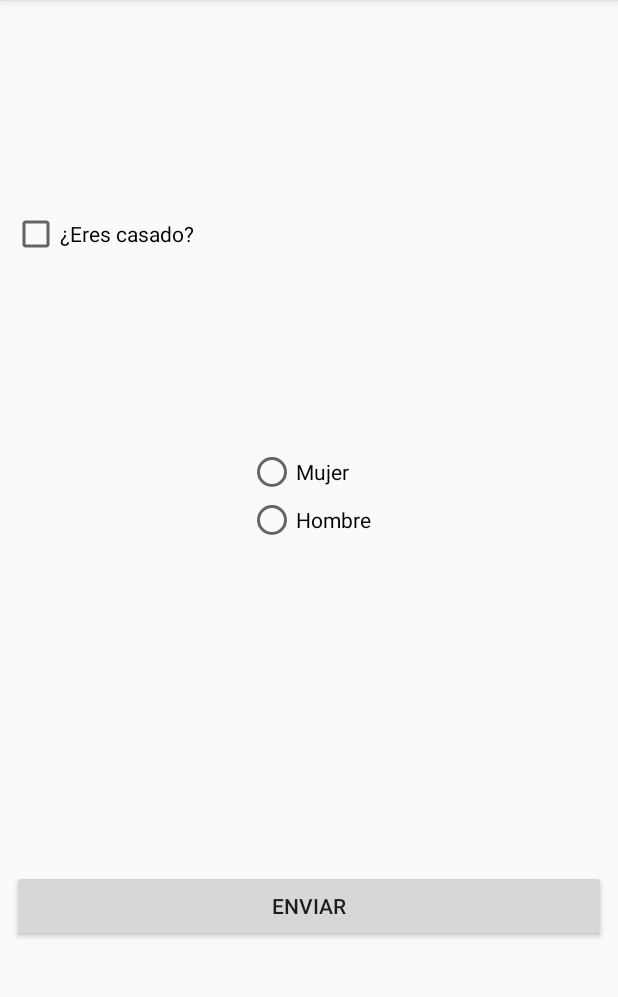
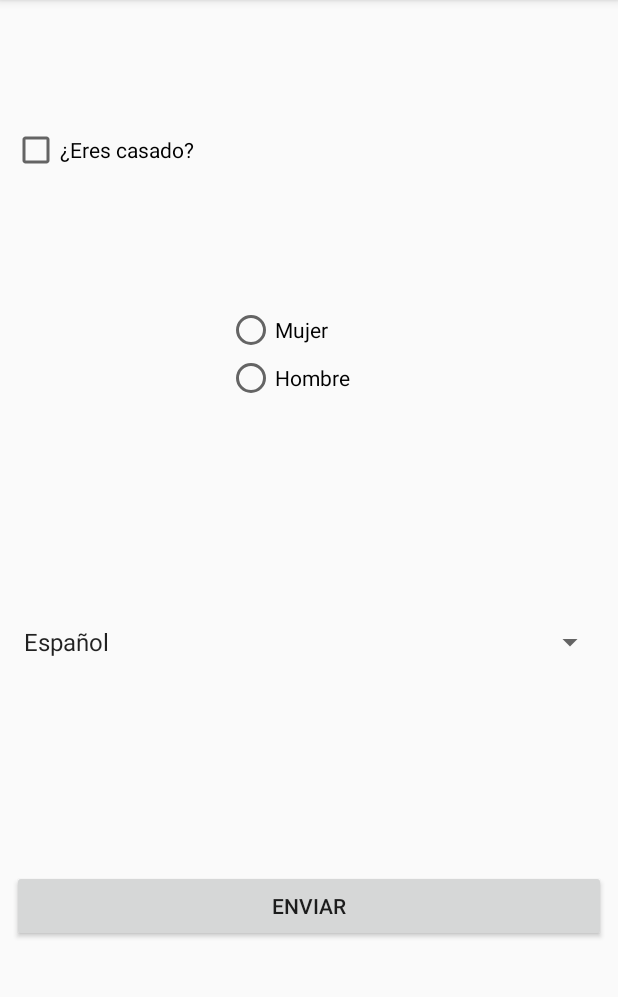
Before and after one commit to Marineford2410/CheckBox, an Android app: the screen it shows after launch (MainActivity), on a phone screen of 412 x 824 dp, the part 84-1081 px from its top. Run offline under Robolectric (Android 15) with nearby library versions, the phone set to English and light mode, and no system bars.

```diff
--- a/app/src/main/java/com/unam/fesar/checkbox/MainActivity.java
+++ b/app/src/main/java/com/unam/fesar/checkbox/MainActivity.java
@@ -7,6 +7,7 @@ import android.view.View;
 import android.widget.Button;
 import android.widget.CheckBox;
 import android.widget.RadioButton;
+import android.widget.Spinner;
 
 public class MainActivity extends AppCompatActivity {
 
@@ -14,6 +15,7 @@ public class MainActivity extends AppCompatActivity {
     Button btnEnviar;
     RadioButton radioHombre;
     RadioButton radioMujer;
+    Spinner spinIdioma;
 
     @Override
     protected void onCreate(Bundle savedInstanceState) {
@@ -24,6 +26,7 @@ public class MainActivity extends AppCompatActivity {
         btnEnviar = (Button)findViewById(R.id.btnEnviar);
         radioHombre = (RadioButton)findViewById(R.id.radioHombre);
         radioMujer = (RadioButton)findViewById(R.id.radioMujer);
+        spinIdioma = (Spinner)findViewById(R.id.spinIdioma);
 
         btnEnviar.setOnClickListener(new View.OnClickListener() {
             @Override
@@ -42,8 +45,8 @@ public class MainActivity extends AppCompatActivity {
                     Log.e("Genero", "Femenino");
                 }
 
+                Log.e("Idioma",spinIdioma.getSelectedItem().toString());
             }
         });
-
     }
 }
--- a/app/src/main/res/layout/activity_main.xml
+++ b/app/src/main/res/layout/activity_main.xml
@@ -7,19 +7,18 @@
     tools:context=".MainActivity">
 
     <RadioGroup
-        android:layout_width="wrap_content"
-        android:layout_height="wrap_content"
+        android:id="@+id/radioGroup"
+        android:layout_width="108dp"
+        android:layout_height="79dp"
         android:layout_marginStart="8dp"
         android:layout_marginLeft="8dp"
-        android:layout_marginTop="8dp"
+        android:layout_marginTop="88dp"
         android:layout_marginEnd="8dp"
         android:layout_marginRight="8dp"
-        android:layout_marginBottom="8dp"
-        app:layout_constraintBottom_toTopOf="@+id/btnEnviar"
         app:layout_constraintEnd_toEndOf="parent"
+        app:layout_constraintHorizontal_bias="0.498"
         app:layout_constraintStart_toStartOf="parent"
-        app:layout_constraintTop_toBottomOf="@+id/chkCasado"
-        app:layout_constraintVertical_bias="0.361">
+        app:layout_constraintTop_toBottomOf="@+id/chkCasado">
 
         <RadioButton
             android:id="@+id/radioMujer"
@@ -44,12 +43,12 @@
         android:layout_height="wrap_content"
         android:layout_marginStart="8dp"
         android:layout_marginLeft="8dp"
-        android:layout_marginTop="140dp"
+        android:layout_marginTop="84dp"
         android:layout_marginEnd="8dp"
         android:layout_marginRight="8dp"
         android:text="¿Eres casado?"
         app:layout_constraintEnd_toEndOf="parent"
-        app:layout_constraintHorizontal_bias="1.0"
+        app:layout_constraintHorizontal_bias="0.0"
         app:layout_constraintStart_toStartOf="parent"
         app:layout_constraintTop_toTopOf="parent" />
 
@@ -68,4 +67,19 @@
         app:layout_constraintHorizontal_bias="1.0"
         app:layout_constraintStart_toStartOf="parent" />
 
+    <Spinner
+        android:id="@+id/spinIdioma"
+        android:layout_width="0dp"
+        android:layout_height="wrap_content"
+        android:layout_marginStart="8dp"
+        android:layout_marginLeft="8dp"
+        android:layout_marginEnd="8dp"
+        android:layout_marginRight="8dp"
+        android:layout_marginBottom="8dp"
+        android:entries="@array/idiomas"
+        app:layout_constraintBottom_toTopOf="@+id/btnEnviar"
+        app:layout_constraintEnd_toEndOf="parent"
+        app:layout_constraintStart_toStartOf="parent"
+        app:layout_constraintTop_toBottomOf="@+id/radioGroup" />
+
 </android.support.constraint.ConstraintLayout>
--- /dev/null
+++ b/app/src/main/res/values/idiomas.xml
@@ -0,0 +1,10 @@
+<?xml version="1.0" encoding="utf-8"?>
+<resources>
+    <string-array name="idiomas">
+        <item>Español</item>
+        <item>Ingles</item>
+        <item>Aleman</item>
+        <item>Frances</item>
+        <item>Ruso</item>
+    </string-array>
+</resources>
```
